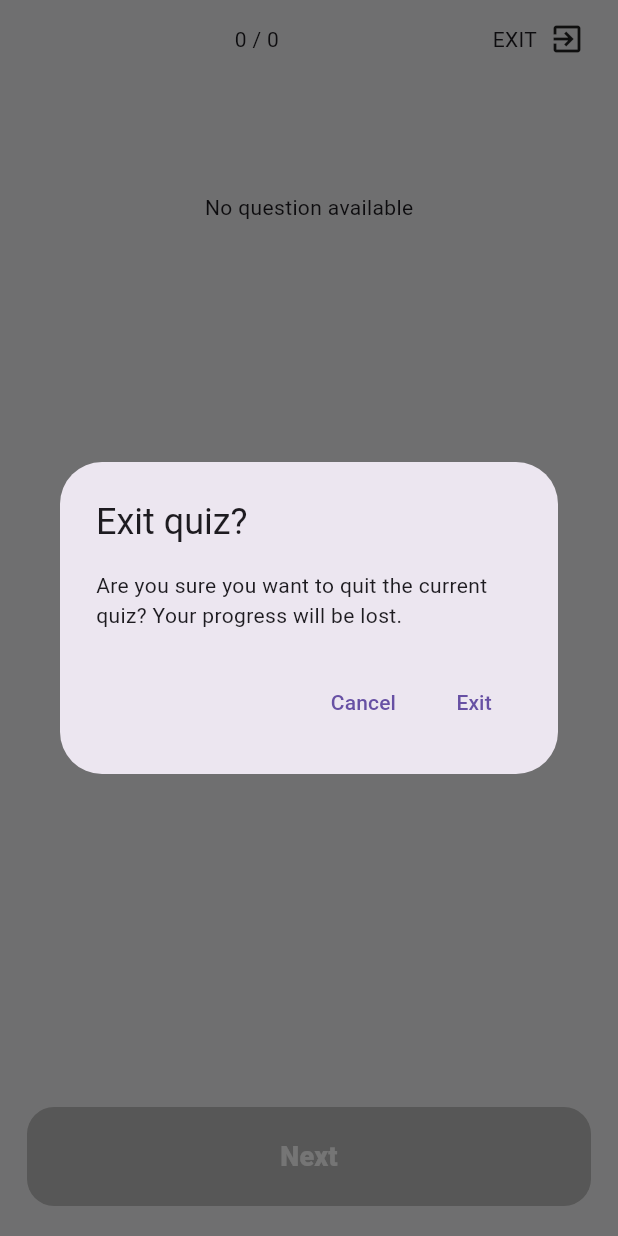
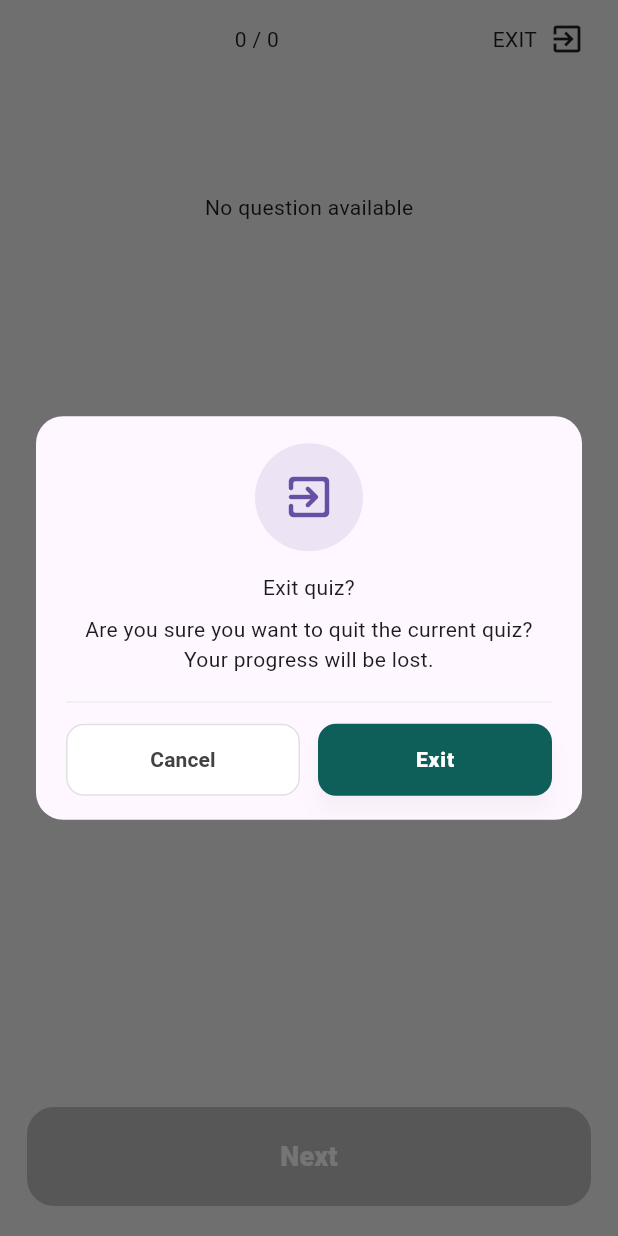
Before and after one commit to abuubaida921/quizzical, a Flutter app: the QuizPlayPage screen opened by its route, after a tap on "EXIT", on a phone screen of 412 x 824 dp. Run offline on Flutter 3.47's test engine with Material 3 defaults, Android fonts, the phone set to English and light mode, and no system bars; our stand-ins replace cherry_toast, get, google_fonts.

Commit message:
Add ExitQuizDialog widget for improved exit confirmation in QuizPlayPage

```diff
--- a/lib/features/quiz/presentation/pages/quiz_play_page.dart
+++ b/lib/features/quiz/presentation/pages/quiz_play_page.dart
@@ -1,7 +1,9 @@
 import 'package:flutter/material.dart';
 import 'package:get/get.dart';
+import 'package:quizzical/routes/app_pages.dart';
 
 import '../controllers/quiz_controller.dart';
+import '../widgets/exit_quiz_dialogue.dart';
 
 class QuizPlayPage extends StatelessWidget {
   const QuizPlayPage({super.key});
@@ -27,24 +29,16 @@ class QuizPlayPage extends StatelessWidget {
                   )),
                   const Spacer(),
                   InkWell(
-                    onTap: () {
-                      // confirm exit
-                      Get.dialog<bool>(
-                        AlertDialog(
-                          title: const Text('Exit quiz?'),
-                          content: const Text('Are you sure you want to quit the current quiz? Your progress will be lost.'),
-                          actions: [
-                            TextButton(onPressed: () => Get.back(result: false), child: const Text('Cancel')),
-                            TextButton(
-                              onPressed: () {
-                                // navigate back to categories (or home)
-                                Get.offAllNamed('/categories');
-                              },
-                              child: const Text('Exit'),
-                            ),
-                          ],
-                        ),
+                    onTap: () async {
+                      // Show the dialog and handle result
+                      final shouldExit = await Get.dialog<bool>(
+                        const ExitQuizDialog(),
+                        barrierDismissible: false,
                       );
+
+                      if (shouldExit == true) {
+                        Get.offAllNamed(AppPages.categories);
+                      }
                     },
                     customBorder: const CircleBorder(),
                     child: Padding(
--- /dev/null
+++ b/lib/features/quiz/presentation/widgets/exit_quiz_dialogue.dart
@@ -0,0 +1,130 @@
+import 'package:flutter/material.dart';
+import 'package:get/get.dart';
+
+class ExitQuizDialog extends StatelessWidget {
+  final String title;
+  final String message;
+  final String cancelLabel;
+  final String exitLabel;
+
+  const ExitQuizDialog({
+    super.key,
+    this.title = 'Exit quiz?',
+    this.message = 'Are you sure you want to quit the current quiz? Your progress will be lost.',
+    this.cancelLabel = 'Cancel',
+    this.exitLabel = 'Exit',
+  });
+
+  @override
+  Widget build(BuildContext context) {
+    final theme = Theme.of(context);
+
+    return Dialog(
+      insetPadding: const EdgeInsets.symmetric(horizontal: 24, vertical: 24),
+      shape: RoundedRectangleBorder(borderRadius: BorderRadius.circular(18)),
+      elevation: 24,
+      backgroundColor: Colors.transparent,
+      child: _buildDialogContent(context, theme),
+    );
+  }
+
+  Widget _buildDialogContent(BuildContext context, ThemeData theme) {
+    return Container(
+      decoration: BoxDecoration(
+        color: theme.scaffoldBackgroundColor,
+        borderRadius: BorderRadius.circular(18),
+      ),
+      padding: const EdgeInsets.fromLTRB(20, 18, 20, 16),
+      child: Column(
+        mainAxisSize: MainAxisSize.min,
+        children: [
+          // Top decorative icon
+          Container(
+            width: 72,
+            height: 72,
+            decoration: BoxDecoration(
+              color: theme.primaryColor.withOpacity(0.12),
+              shape: BoxShape.circle,
+            ),
+            child: Center(
+              child: Icon(
+                Icons.exit_to_app_rounded,
+                size: 36,
+                color: theme.primaryColor,
+              ),
+            ),
+          ),
+
+          const SizedBox(height: 14),
+
+          // Title
+          Text(
+            title,
+            textAlign: TextAlign.center,
+          ),
+
+          const SizedBox(height: 8),
+
+          // Message
+          Text(
+            message,
+            textAlign: TextAlign.center,
+          ),
+
+          const SizedBox(height: 18),
+
+          // Divider line
+          Container(height: 1, color: Colors.grey.shade200),
+
+          const SizedBox(height: 14),
+
+          // Buttons: Cancel (left) + Exit (right)
+          Row(
+            children: [
+              Expanded(
+                child: OutlinedButton(
+                  onPressed: () => Get.back(result: false),
+                  style: OutlinedButton.styleFrom(
+                    side: BorderSide(color: Colors.grey.shade300),
+                    backgroundColor: Colors.white,
+                    padding: const EdgeInsets.symmetric(vertical: 14),
+                    shape: RoundedRectangleBorder(borderRadius: BorderRadius.circular(12)),
+                    elevation: 0,
+                  ),
+                  child: Text(
+                    cancelLabel,
+                    style: TextStyle(
+                      color: Colors.grey[800],
+                      fontWeight: FontWeight.w700,
+                    ),
+                  ),
+                ),
+              ),
+              const SizedBox(width: 12),
+              Expanded(
+                child: ElevatedButton(
+                  onPressed: () => Get.back(result: true),
+                  style: ElevatedButton.styleFrom(
+                    backgroundColor: const Color(0xFF0E5E59), // app teal-ish color
+                    padding: const EdgeInsets.symmetric(vertical: 14),
+                    shape: RoundedRectangleBorder(borderRadius: BorderRadius.circular(12)),
+                    elevation: 6,
+                    shadowColor: Colors.black.withOpacity(0.16),
+                  ),
+                  child: Text(
+                    exitLabel,
+                    style: const TextStyle(
+                      color: Colors.white,
+                      fontWeight: FontWeight.w800,
+                      letterSpacing: 0.6,
+                    ),
+                  ),
+                ),
+              ),
+            ],
+          ),
+        ],
+      ),
+    );
+  }
+}
```
